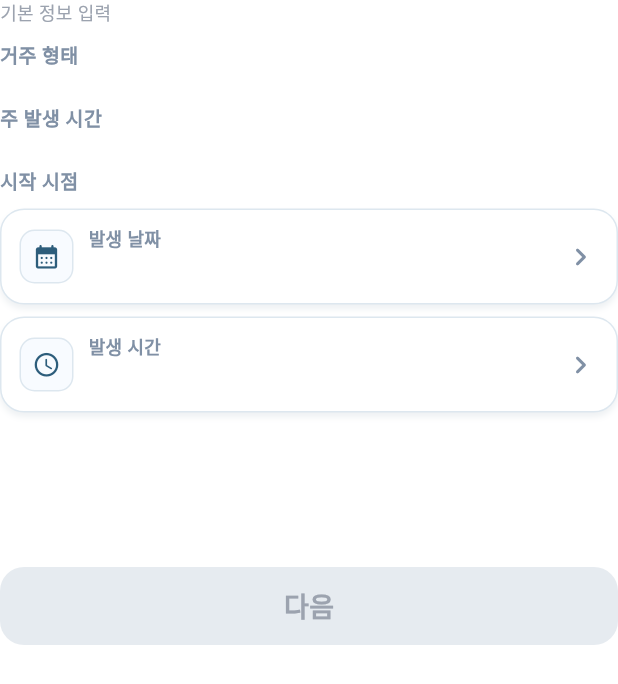
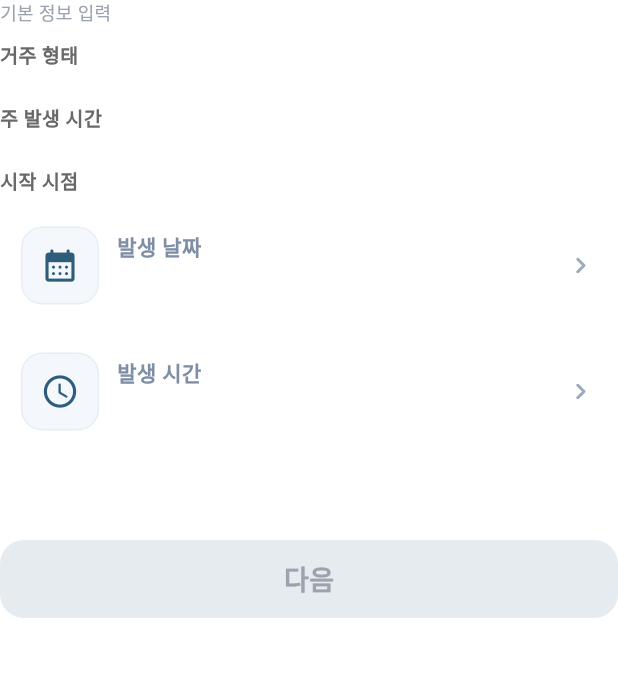
Before and after one commit to newbiehwang/ai-civil-complaint-service-contest, a Flutter app: the _MultiFormWidget widget shown alone on an empty page, opened directly with empty values, on a phone screen of 412 x 824 dp. Shown: the top 684 px of the screen. Run offline on Flutter 3.47's test engine with Material 3 defaults, Android fonts, the phone set to English and light mode, and no system bars; our stand-ins replace file_picker, image_picker; Roboto replaces fonts that are missing (Pretendard).

Commit message:
feat(flutter): tune summary card spacing and update secondary palette

```diff
--- a/mobile_flutter/lib/screens/chat/chatbot_screen.dart
+++ b/mobile_flutter/lib/screens/chat/chatbot_screen.dart
@@ -1513,8 +1513,11 @@ class _MultiFormWidget extends StatelessWidget {
 
   @override
   Widget build(BuildContext context) {
+    final screenHeight = MediaQuery.of(context).size.height;
+    final containerHeight = (screenHeight * 0.50).clamp(360.0, 500.0);
+
     return SizedBox(
-      height: 430,
+      height: containerHeight,
       child: Column(
         crossAxisAlignment: CrossAxisAlignment.start,
         children: [
@@ -1744,7 +1747,7 @@ class _MultiFormGridButtonState extends State<_MultiFormGridButton> {
   }
 }
 
-class _MultiFormDateTimeRow extends StatefulWidget {
+class _MultiFormDateTimeRow extends StatelessWidget {
   const _MultiFormDateTimeRow({
     required this.icon,
     required this.label,
@@ -1758,87 +1761,47 @@ class _MultiFormDateTimeRow extends StatefulWidget {
   final VoidCallback onTap;
 
   @override
-  State<_MultiFormDateTimeRow> createState() => _MultiFormDateTimeRowState();
-}
-
-class _MultiFormDateTimeRowState extends State<_MultiFormDateTimeRow> {
-  bool _pressed = false;
-
-  void _setPressed(bool value) {
-    if (_pressed == value) return;
-    setState(() => _pressed = value);
-  }
-
-  @override
   Widget build(BuildContext context) {
-    return GestureDetector(
-      behavior: HitTestBehavior.opaque,
-      onTapDown: (_) => _setPressed(true),
-      onTapCancel: () => _setPressed(false),
-      onTapUp: (_) => _setPressed(false),
-      onTap: widget.onTap,
-      child: AnimatedScale(
-        duration: const Duration(milliseconds: 100),
-        curve: Curves.easeOutCubic,
-        scale: _pressed ? 0.99 : 1,
-        child: AnimatedContainer(
-          duration: const Duration(milliseconds: 140),
-          curve: Curves.easeOutCubic,
+    return InkWell(
+      onTap: onTap,
+      borderRadius: BorderRadius.circular(16),
+      child: Ink(
+        color: Colors.transparent,
+        padding: const EdgeInsets.symmetric(horizontal: 14, vertical: 12),
+        child: Row(
+          children: [
+            Container(
+              width: 52,
+              height: 52,
               decoration: BoxDecoration(
-            borderRadius: BorderRadius.circular(16),
-            border: Border.all(color: AppColors.border),
-            color: _pressed ? const Color(0xFFF8FBFF) : Colors.white,
-            boxShadow: _pressed
-                ? const [
-                    BoxShadow(
-                      color: Color(0x12000000),
-                      blurRadius: 2,
-                      offset: Offset(0, 1),
-                    ),
-                  ]
-                : const [
-                    BoxShadow(
-                      color: Color(0x14234A64),
-                      blurRadius: 3,
-                      offset: Offset(0, 3),
-                    ),
-                  ],
-          ),
-          padding: const EdgeInsets.fromLTRB(12, 10, 12, 10),
-          child: Row(
-            children: [
-              Container(
-                width: 36,
-                height: 36,
-                decoration: BoxDecoration(
-                  borderRadius: BorderRadius.circular(10),
-                  color: const Color(0xFFF8FBFF),
-                  border: Border.all(color: AppColors.border),
-                ),
-                child: Icon(widget.icon, size: 19, color: AppColors.primary),
-              ),
-              const SizedBox(width: 10),
+                borderRadius: BorderRadius.circular(14),
+                border: Border.all(color: const Color(0xFFE6EEF5)),
+                color: const Color(0xFFF4F8FC),
+              ),
+              child: Icon(icon, color: AppColors.primary, size: 26),
+            ),
+            const SizedBox(width: 12),
             Expanded(
               child: Column(
                 crossAxisAlignment: CrossAxisAlignment.start,
                 children: [
                   Text(
-                      widget.label,
+                    label,
                     style: const TextStyle(
-                        color: AppColors.textMuted,
-                        fontSize: 12,
-                        fontWeight: FontWeight.w700,
+                      color: Color(0xFF7E8EA4),
+                      fontSize: 14,
+                      fontWeight: FontWeight.w600,
                       fontFamilyFallback: _kKrFontFallback,
                     ),
                   ),
-                    const SizedBox(height: 2),
+                  const SizedBox(height: 3),
                   Text(
-                      widget.value,
+                    value,
                     maxLines: 1,
                     overflow: TextOverflow.ellipsis,
                     style: const TextStyle(
                       color: AppColors.textMain,
-                        fontSize: 15.5,
+                      fontSize: 16,
                       fontWeight: FontWeight.w700,
                       fontFamilyFallback: _kKrFontFallback,
                     ),
@@ -1846,14 +1809,13 @@ class _MultiFormDateTimeRowState extends State<_MultiFormDateTimeRow> {
                 ],
               ),
             ),
-              const SizedBox(width: 8),
-              Icon(
+            const SizedBox(width: 6),
+            const Icon(
               Icons.chevron_right_rounded,
-                size: 24,
-                color: _pressed ? AppColors.primary : AppColors.textMuted,
-              ),
-            ],
-          ),
+              size: 22,
+              color: Color(0xFF9AA9BB),
+            ),
+          ],
         ),
       ),
     );
@@ -2905,9 +2867,9 @@ class _SummaryCardWidget extends StatelessWidget {
             fontFamilyFallback: _kKrFontFallback,
           ),
         ),
-        const SizedBox(height: 10),
+        const SizedBox(height: 12),
         ConstrainedBox(
-          constraints: const BoxConstraints(maxHeight: 300),
+          constraints: const BoxConstraints(maxHeight: 360),
           child: Scrollbar(
             thumbVisibility: true,
             radius: const Radius.circular(999),
@@ -2917,10 +2879,13 @@ class _SummaryCardWidget extends StatelessWidget {
                 mainAxisSize: MainAxisSize.min,
                 children: [
                   for (var i = 0; i < rows.length; i++) ...[
-                    _SummaryItemRow(row: rows[i]),
+                    Padding(
+                      padding: const EdgeInsets.symmetric(vertical: 4),
+                      child: _SummaryItemRow(row: rows[i]),
+                    ),
                     if (i < rows.length - 1)
                       const Padding(
-                        padding: EdgeInsets.fromLTRB(16, 12, 0, 12),
+                        padding: EdgeInsets.fromLTRB(18, 14, 0, 14),
                         child: Divider(height: 1, color: AppColors.border),
                       ),
                   ],
@@ -2950,20 +2915,17 @@ class _SummaryItemRow extends StatelessWidget {
   @override
   Widget build(BuildContext context) {
     return Row(
-      crossAxisAlignment: CrossAxisAlignment.start,
-      children: [
-        Padding(
-          padding: const EdgeInsets.only(top: 7),
-          child: Container(
-            width: 8,
-            height: 8,
+      crossAxisAlignment: CrossAxisAlignment.center,
+      children: [
+        Container(
+          width: 9,
+          height: 9,
           decoration: const BoxDecoration(
             color: AppColors.primary,
             shape: BoxShape.circle,
           ),
         ),
-        ),
-        const SizedBox(width: 10),
+        const SizedBox(width: 12),
         Expanded(
           child: Column(
             crossAxisAlignment: CrossAxisAlignment.start,
@@ -2972,19 +2934,19 @@ class _SummaryItemRow extends StatelessWidget {
                 row.label,
                 style: const TextStyle(
                   color: AppColors.textMuted,
-                  fontSize: 12,
-                  height: 1.25,
+                  fontSize: 13,
+                  height: 1.35,
                   fontWeight: FontWeight.w700,
                   fontFamilyFallback: _kKrFontFallback,
                 ),
               ),
-              const SizedBox(height: 4),
+              const SizedBox(height: 7),
               Text(
                 row.value,
                 style: const TextStyle(
                   color: AppColors.textMain,
                   fontSize: 16.5,
-                  height: 1.35,
+                  height: 1.45,
                   fontWeight: FontWeight.w700,
                   fontFamilyFallback: _kKrFontFallback,
                 ),
--- a/mobile_flutter/lib/theme/app_colors.dart
+++ b/mobile_flutter/lib/theme/app_colors.dart
@@ -2,11 +2,13 @@ import 'package:flutter/material.dart';
 
 class AppColors {
   static const primary = Color(0xFF2D5D7B);
-  static const primaryDeep = Color(0xFF234A64);
+  static const secondary = Color(0xFF457EAC);
+  static const primaryDeep = secondary;
   static const blueTint = Color(0xFFEFF6FF);
   static const border = Color(0xFFDDE7EF);
   static const borderStrong = Color(0xFFC5D5E3);
   static const textMain = Color(0xFF1E293B);
-  static const textMuted = Color(0xFF8090A5);
+  static const gray = Color(0xFF686868);
+  static const textMuted = gray;
   static const panelBg = Color(0xFFFFFFFF);
 }
```
Lines whose indentation alone changed are shown as unchanged.
